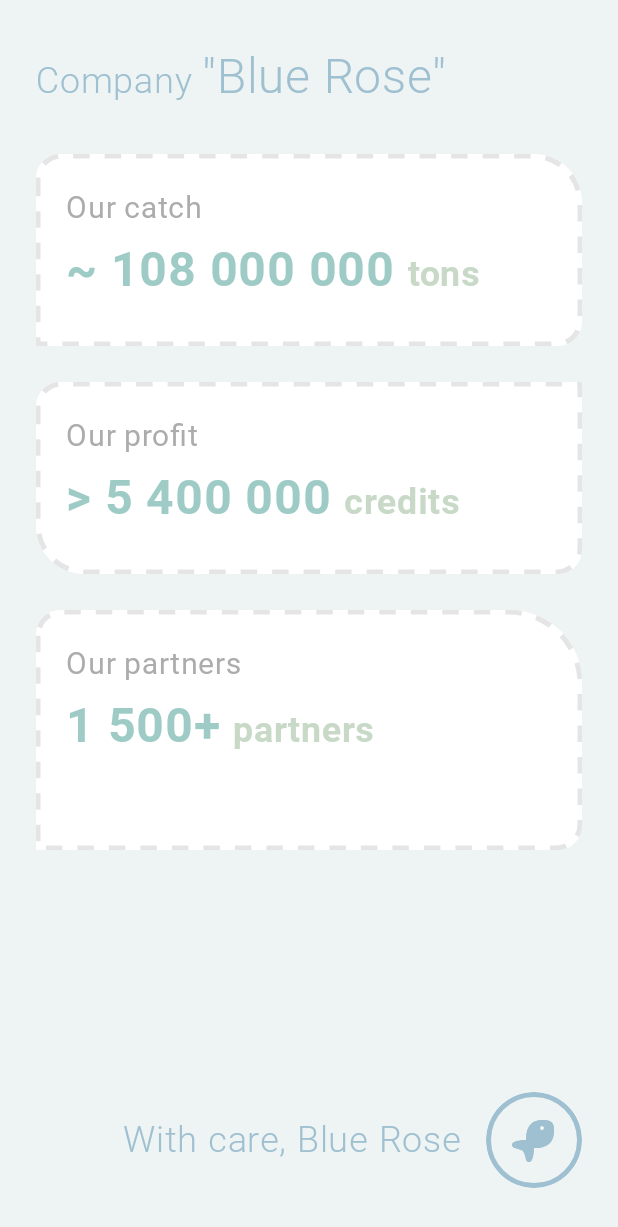
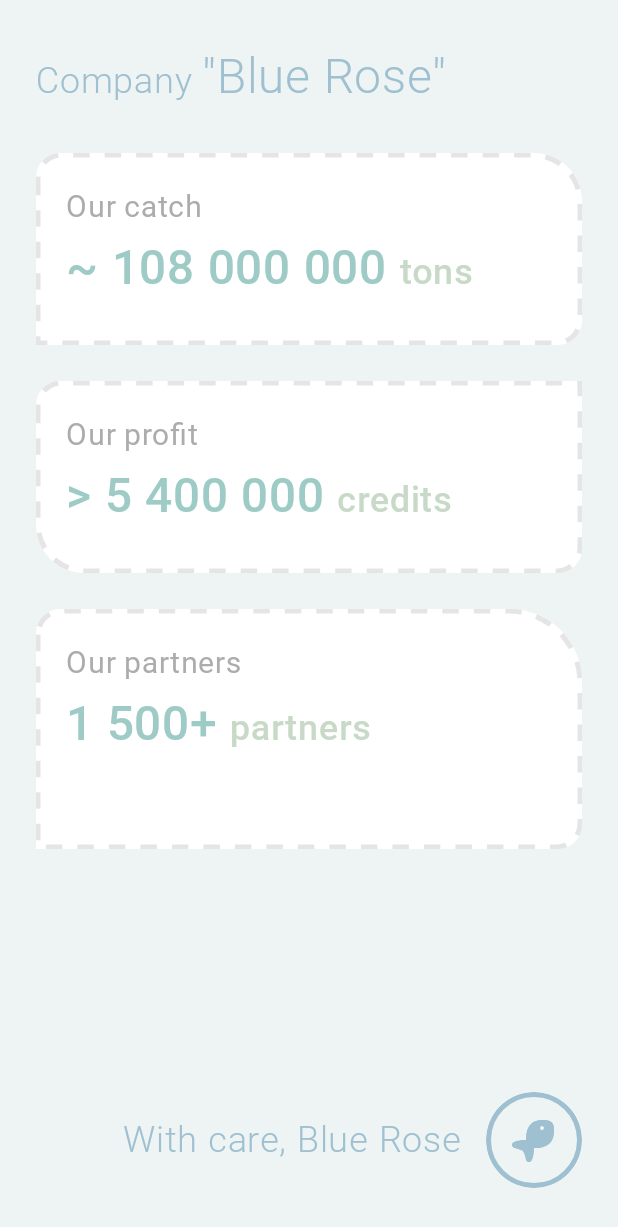
Before and after one commit to Shevikina/FishGallery, an Android app built with Jetpack Compose: the @Preview function StatisticsViewDisplayPreview, on a phone screen of 412 x 824 dp. Shown: the top 1227 px of the screen. Run offline under Robolectric (Android 15) with nearby library versions, the phone set to English and light mode, and no system bars.

Commit message:
Fix font usage

```diff
--- a/app/src/main/java/bluerose/fishgallery/ui/screens/statistics/views/StatisticsCard.kt
+++ b/app/src/main/java/bluerose/fishgallery/ui/screens/statistics/views/StatisticsCard.kt
@@ -18,7 +18,6 @@ import androidx.compose.ui.tooling.preview.Preview
 import androidx.compose.ui.unit.dp
 import androidx.compose.ui.unit.sp
 import bluerose.fishgallery.ui.theme.FishGalleryTheme
-import bluerose.fishgallery.ui.theme.robotoFonts
 import bluerose.fishgallery.utils.dashedBorder
 
 @Composable
@@ -36,9 +35,7 @@ fun StatisticsCard(label: String, text: String, shape: RoundedCornerShape, modif
     ){
         Text(
             text = label,
-            fontFamily = robotoFonts,
-            fontSize = 20.sp,
-            fontWeight = FontWeight.Normal,
+            style = MaterialTheme.typography.bodyLarge.copy(fontSize = 20.sp),
             color = Color(0xFFACACAC),
             modifier = Modifier.padding(start = 20.dp, top=24.dp)
         )
@@ -58,8 +55,7 @@ fun StatisticsCard(label: String, text: String, shape: RoundedCornerShape, modif
                     append(text.substringAfterLast(" "))
                 }
             },
-            fontFamily = robotoFonts,
-            fontWeight = FontWeight.Bold,
+            style = MaterialTheme.typography.bodyLarge.copy(fontWeight = FontWeight.Medium),
             modifier = Modifier.padding(start = 20.dp, top = 10.dp)
         )
     }
--- a/app/src/main/java/bluerose/fishgallery/ui/screens/statistics/views/StatisticsViewDisplay.kt
+++ b/app/src/main/java/bluerose/fishgallery/ui/screens/statistics/views/StatisticsViewDisplay.kt
@@ -1,32 +1,22 @@
 package bluerose.fishgallery.ui.screens.statistics.views
 
-import bluerose.fishgallery.R
 import androidx.compose.foundation.background
-import androidx.compose.foundation.border
 import androidx.compose.foundation.layout.Arrangement
-import androidx.compose.foundation.layout.Box
 import androidx.compose.foundation.layout.Column
 import androidx.compose.foundation.layout.Row
 import androidx.compose.foundation.layout.Spacer
-import androidx.compose.foundation.layout.fillMaxHeight
 import androidx.compose.foundation.layout.fillMaxSize
 import androidx.compose.foundation.layout.height
 import androidx.compose.foundation.layout.padding
-import androidx.compose.foundation.layout.size
 import androidx.compose.foundation.rememberScrollState
-import androidx.compose.foundation.shape.CircleShape
 import androidx.compose.foundation.shape.RoundedCornerShape
 import androidx.compose.foundation.verticalScroll
-import androidx.compose.material3.Icon
 import androidx.compose.material3.MaterialTheme
 import androidx.compose.material3.Text
 import androidx.compose.runtime.Composable
 import androidx.compose.ui.Alignment
 import androidx.compose.ui.Modifier
-import androidx.compose.ui.graphics.vector.ImageVector
-import androidx.compose.ui.res.painterResource
 import androidx.compose.ui.res.stringResource
-import androidx.compose.ui.res.vectorResource
 import androidx.compose.ui.text.SpanStyle
 import androidx.compose.ui.text.buildAnnotatedString
 import androidx.compose.ui.text.font.FontWeight
@@ -34,10 +24,9 @@ import androidx.compose.ui.text.withStyle
 import androidx.compose.ui.tooling.preview.Preview
 import androidx.compose.ui.unit.dp
 import androidx.compose.ui.unit.sp
+import bluerose.fishgallery.R
 import bluerose.fishgallery.ui.theme.FishGalleryTheme
-import bluerose.fishgallery.ui.theme.SurfaceColor
 import bluerose.fishgallery.ui.theme.components.JetRoundIcon
-import bluerose.fishgallery.ui.theme.robotoFonts
 
 @Composable
 fun StatisticsViewDisplay() {
@@ -58,8 +47,7 @@ fun StatisticsViewDisplay() {
                     append(stringResource(R.string.header_title).substringAfter(" "))
                 }
             },
-            fontFamily = robotoFonts,
-            fontWeight = FontWeight.Light,
+            style = MaterialTheme.typography.bodyLarge.copy(fontWeight = FontWeight.Light),
             color = MaterialTheme.colorScheme.onPrimary,
             modifier = Modifier.padding(bottom = 32.dp)
         )
@@ -89,9 +77,10 @@ fun StatisticsViewDisplay() {
         ) {
             Text(
                 text = stringResource(R.string.footer_title),
-                fontSize = 24.sp,
-                fontFamily = robotoFonts,
-                fontWeight = FontWeight.Light,
+                style = MaterialTheme.typography.bodyLarge.copy(
+                    fontSize = 24.sp,
+                    fontWeight = FontWeight.Light
+                ),
                 color = MaterialTheme.colorScheme.onPrimary
             )
             JetRoundIcon(
```
Also changed, not shown: app/src/main/java/bluerose/fishgallery/ui/screens/custom_catch/views/CatchCard.kt (+2 -25 lines), app/src/main/java/bluerose/fishgallery/ui/screens/custom_catch/views/CatchViewDisplay.kt (+4 -4 lines).
